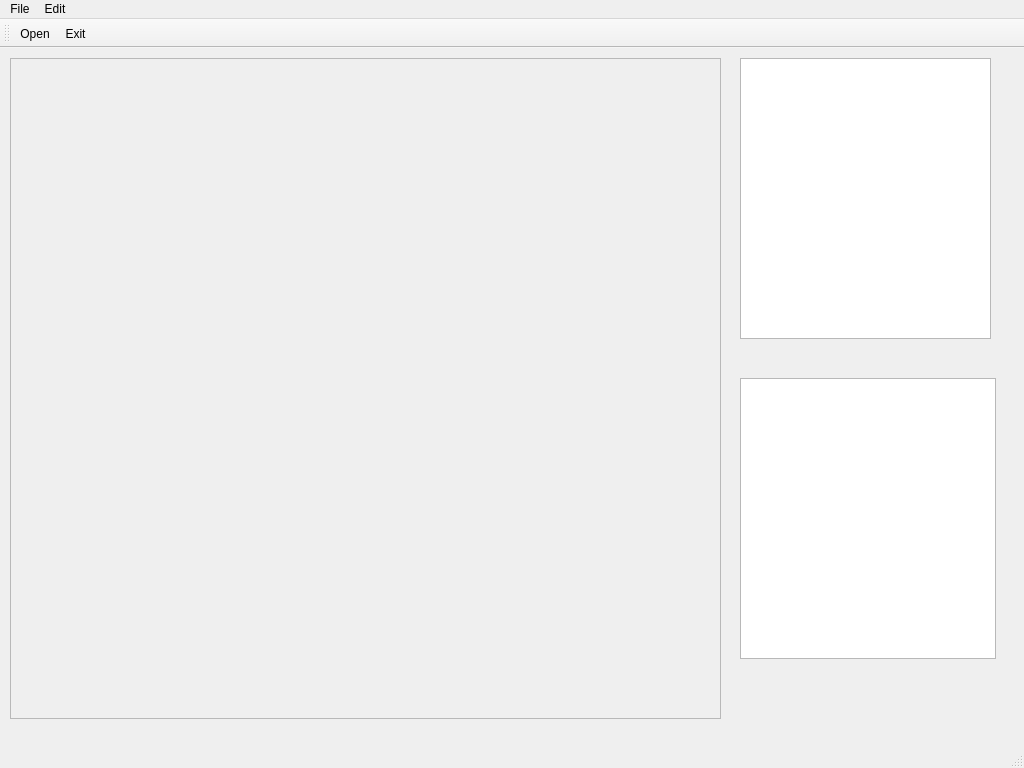
Qt form graphical_Modeling_system_GUI/mainwindow.ui (kokokuo/GMS_Project_GUI_HW5-Final) before a commit.
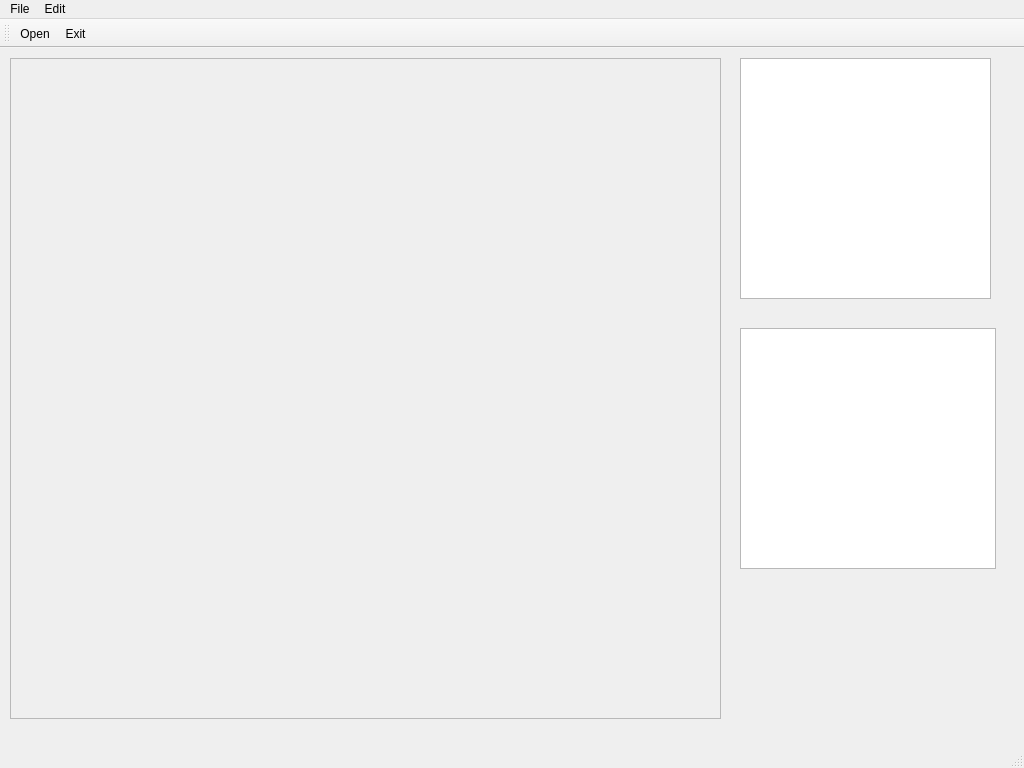
The same form after that commit. Icons and pictures are not drawn.

```diff
--- a/graphical_Modeling_system_GUI/mainwindow.ui
+++ b/graphical_Modeling_system_GUI/mainwindow.ui
@@ -43,7 +43,7 @@
       <x>740</x>
       <y>10</y>
       <width>251</width>
-      <height>281</height>
+      <height>241</height>
      </rect>
     </property>
    </widget>
@@ -51,9 +51,9 @@
     <property name="geometry">
      <rect>
       <x>740</x>
-      <y>330</y>
+      <y>280</y>
       <width>256</width>
-      <height>281</height>
+      <height>241</height>
      </rect>
     </property>
    </widget>
```
Left out of the diff: 20 changed lines with no effect on the pictures.
